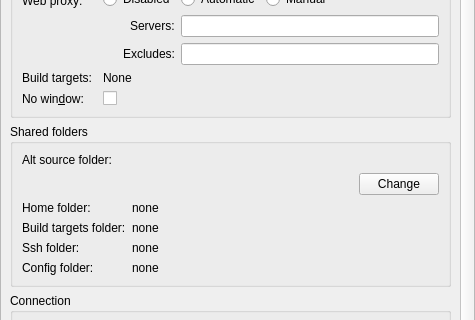
Before: the Qt Designer form src/plugins/mer/merbuildenginedetailswidget.ui in sailfishos/sailfish-qtcreator, drawn with Qt 5; both pictures show x 0 to 475 and y 168 to 488 of the 475 by 695 pixel window.
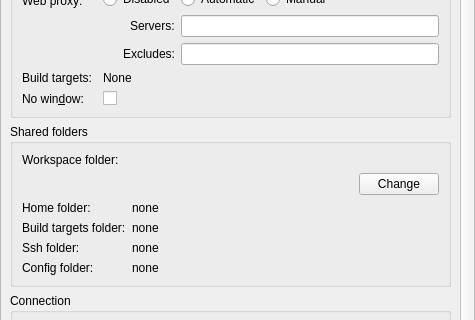
After: the same form once the commit is applied. Custom widgets are drawn as their Qt base class.

Commit message:
Sfdk: Do not use shared home for sources
Keep it shared for other purposes like accessing user's SSH keys.

The "alternative source folder" is now the only source folder and the
term "workspace" is used instead.

What changed in the file:
```diff
--- a/src/plugins/mer/merbuildenginedetailswidget.ui
+++ b/src/plugins/mer/merbuildenginedetailswidget.ui
@@ -42,8 +42,8 @@
        <rect>
         <x>0</x>
         <y>0</y>
-        <width>451</width>
-        <height>842</height>
+        <width>450</width>
+        <height>866</height>
        </rect>
       </property>
       <layout class="QVBoxLayout" name="scrollAreaContentsLayout">
@@ -321,7 +321,7 @@
           <item row="0" column="0">
            <widget class="QLabel" name="srcFolderLabel">
             <property name="text">
-             <string>Alt source folder:</string>
+             <string>Workspace folder:</string>
             </property>
            </widget>
           </item>
```
Left out of the diff: 5 changed lines with no effect on the pictures. The commit also changes 14 other files.
